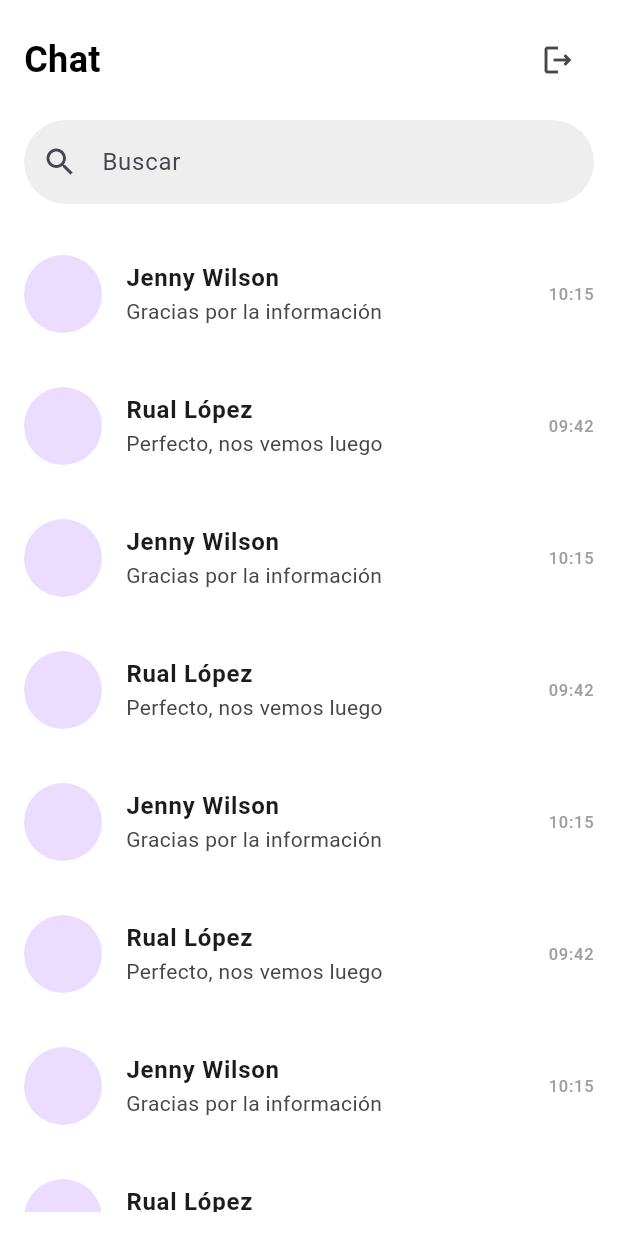
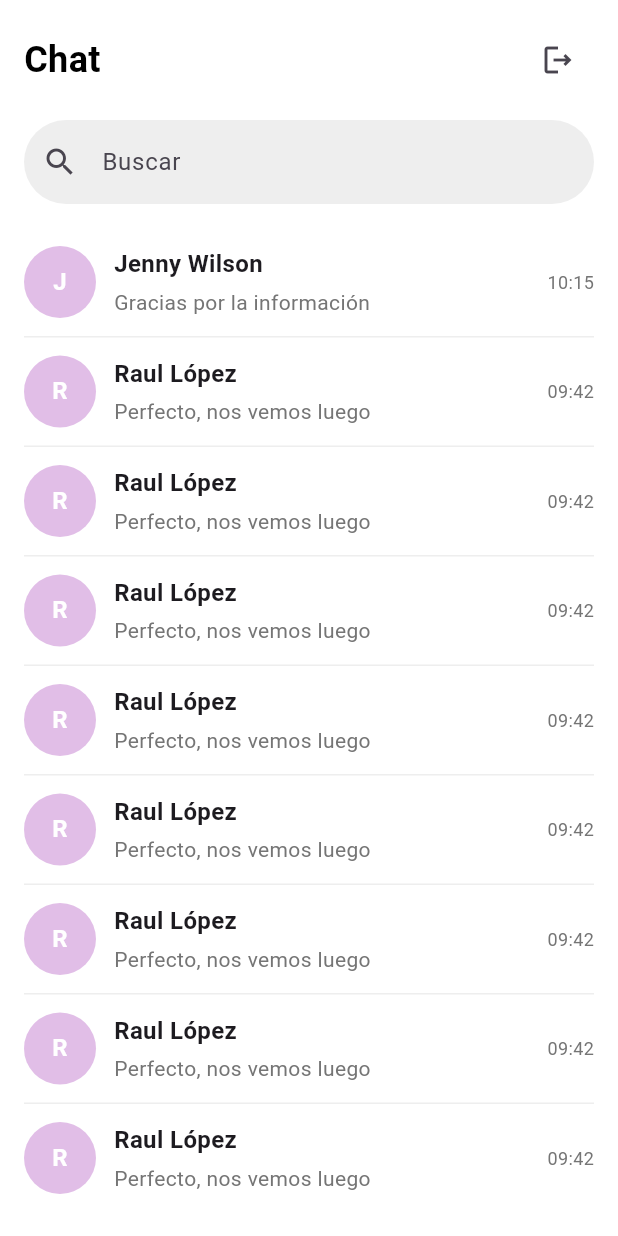
Before and after one commit to Alvitronex/LaibChat, a Flutter app: the Dashboard screen opened by its route, on a phone screen of 412 x 824 dp. Run offline on Flutter 3.47's test engine with Material 3 defaults, Android fonts, the phone set to English and light mode, and no system bars; our stand-ins replace flutter_secure_storage; accounts and stored records are empty.

Commit message:
detalle de chat

```diff
--- a/lib/main.dart
+++ b/lib/main.dart
@@ -5,6 +5,12 @@ import 'package:provider/provider.dart';
 import 'services/services.dart';
 
 void main() {
+  // Capturar errores no controlados
+  FlutterError.onError = (FlutterErrorDetails details) {
+    FlutterError.presentError(details);
+    // También podrías registrar estos errores en un servicio de informes de errores
+  };
+
   WidgetsFlutterBinding.ensureInitialized();
   runApp(const AppState());
 }
--- a/lib/models/models.dart
+++ b/lib/models/models.dart
@@ -1 +1,2 @@
 export 'package:frontend/models/user.dart';
+export 'package:frontend/models/message.dart';
--- /dev/null
+++ b/lib/screens/chat/chat.dart
@@ -0,0 +1 @@
+export 'package:frontend/screens/chat/chat_detail_screen.dart';
--- a/lib/screens/dashboard/dashboard.dart
+++ b/lib/screens/dashboard/dashboard.dart
@@ -1,6 +1,6 @@
 import 'package:flutter/material.dart';
 import 'package:provider/provider.dart';
-
+import 'package:frontend/screens/chat/chat_detail_screen.dart';
 import '../../services/services.dart';
 
 class Dashboard extends StatelessWidget {
@@ -8,61 +8,78 @@ class Dashboard extends StatelessWidget {
 
   @override
   Widget build(BuildContext context) {
-    final List<Map<String, String>> chats = [
+    final List<Map<String, String?>> chats = [
       {
-        'name': 'Jenny Wilson ',
+        'name': 'Jenny Wilson',
         'message': 'Gracias por la información',
         'time': '10:15',
-        // 'image': 'assets/utils/user1.jpg',
+        'image': null, // Ahora es explícitamente nulo
       },
       {
-        'name': 'Rual López',
+        'name': 'Raul López',
         'message': 'Perfecto, nos vemos luego',
         'time': '09:42',
+        'image': null,
       },
       {
-        'name': 'Jenny Wilson ',
-        'message': 'Gracias por la información',
-        'time': '10:15',
-        // 'image': 'assets/utils/user1.jpg',
+        'name': 'Raul López',
+        'message': 'Perfecto, nos vemos luego',
+        'time': '09:42',
+        'image': null,
       },
       {
-        'name': 'Rual López',
+        'name': 'Raul López',
         'message': 'Perfecto, nos vemos luego',
         'time': '09:42',
+        'image': null,
       },
       {
-        'name': 'Jenny Wilson ',
-        'message': 'Gracias por la información',
-        'time': '10:15',
-        // 'image': 'assets/utils/user1.jpg',
+        'name': 'Raul López',
+        'message': 'Perfecto, nos vemos luego',
+        'time': '09:42',
+        'image': null,
       },
       {
-        'name': 'Rual López',
+        'name': 'Raul López',
         'message': 'Perfecto, nos vemos luego',
         'time': '09:42',
+        'image': null,
       },
       {
-        'name': 'Jenny Wilson ',
-        'message': 'Gracias por la información',
-        'time': '10:15',
-        // 'image': 'assets/utils/user1.jpg',
+        'name': 'Raul López',
+        'message': 'Perfecto, nos vemos luego',
+        'time': '09:42',
+        'image': null,
       },
       {
-        'name': 'Rual López',
+        'name': 'Raul López',
         'message': 'Perfecto, nos vemos luego',
         'time': '09:42',
+        'image': null,
       },
       {
-        'name': 'Jenny Wilson ',
-        'message': 'Gracias por la información',
-        'time': '10:15',
-        // 'image': 'assets/utils/user1.jpg',
+        'name': 'Raul López',
+        'message': 'Perfecto, nos vemos luego',
+        'time': '09:42',
+        'image': null,
       },
       {
-        'name': 'Rual López',
+        'name': 'Raul López',
         'message': 'Perfecto, nos vemos luego',
         'time': '09:42',
+        'image': null,
+      },
+      {
+        'name': 'Andrea Peña',
+        'message': 'Hola, ¿cómo estás?',
+        'time': 'Ayer',
+        'image': null,
+      },
+      {
+        'name': 'Mario Wilson',
+        'message': 'Te enviaré los archivos mañana',
+        'time': '04 abr',
+        'image': null,
       },
     ];
 
@@ -116,26 +133,83 @@ class Dashboard extends StatelessWidget {
                   itemCount: chats.length,
                   itemBuilder: (context, index) {
                     final chat = chats[index];
-                    return ListTile(
-                      contentPadding: const EdgeInsets.symmetric(vertical: 8),
-                      leading: const CircleAvatar(
-                        radius: 26,
-                        // backgroundImage: AssetImage(chat['image']!),
-                      ),
-                      title: Text(
-                        chat['name']!,
-                        style: const TextStyle(
-                          fontWeight: FontWeight.bold,
+                    // Asegurarse de que el nombre no sea nulo
+                    final name = chat['name'] ?? 'Usuario';
+                    final message = chat['message'] ?? '';
+                    final time = chat['time'] ?? '';
+                    final image = chat['image'];
+
+                    return InkWell(
+                      onTap: () {
+                        // Navegar a la pantalla de chat al hacer clic
+                        Navigator.push(
+                          context,
+                          MaterialPageRoute(
+                            builder: (context) => ChatDetailScreen(
+                              name: name,
+                              imageUrl: image,
+                            ),
+                          ),
+                        );
+                      },
+                      child: Container(
+                        padding: const EdgeInsets.symmetric(vertical: 12),
+                        decoration: BoxDecoration(
+                          border: Border(
+                            bottom: BorderSide(
+                              color: Colors.grey[200]!,
+                              width: 1,
+                            ),
+                          ),
+                        ),
+                        child: Row(
+                          children: [
+                            CircleAvatar(
+                              radius: 24,
+                              backgroundColor: Colors.purple[100],
+                              child: Text(
+                                name.isNotEmpty ? name[0] : '',
+                                style: const TextStyle(
+                                  color: Colors.white,
+                                  fontWeight: FontWeight.bold,
+                                ),
+                              ),
+                            ),
+                            const SizedBox(width: 12),
+                            Expanded(
+                              child: Column(
+                                crossAxisAlignment: CrossAxisAlignment.start,
+                                children: [
+                                  Text(
+                                    name,
+                                    style: const TextStyle(
+                                      fontWeight: FontWeight.bold,
+                                      fontSize: 16,
+                                    ),
+                                  ),
+                                  const SizedBox(height: 4),
+                                  Text(
+                                    message,
+                                    style: TextStyle(
+                                      color: Colors.grey[600],
+                                      fontSize: 14,
+                                    ),
+                                    maxLines: 1,
+                                    overflow: TextOverflow.ellipsis,
+                                  ),
+                                ],
+                              ),
+                            ),
+                            Text(
+                              time,
+                              style: TextStyle(
+                                color: Colors.grey[600],
+                                fontSize: 12,
+                              ),
+                            ),
+                          ],
                         ),
                       ),
-                      subtitle: Text(chat['message']!),
-                      trailing: Text(
-                        chat['time']!,
-                        style: const TextStyle(color: Colors.grey),
-                      ),
-                      onTap: () {
-                        // Navegar al chat
-                      },
                     );
                   },
                 ),
--- a/lib/screens/screens.dart
+++ b/lib/screens/screens.dart
@@ -5,3 +5,5 @@ export 'package:frontend/screens/login/card_container.dart';
 export 'package:frontend/screens/login/login_screen.dart';
 
 export 'package:frontend/screens/dashboard/dashboard.dart';
+
+export 'package:frontend/screens/chat/chat_detail_screen.dart';
```
Also changed, not shown: lib/models/message.dart (added, +11 -0 lines), lib/screens/chat/chat_detail_screen.dart (added, +254 -0 lines).
